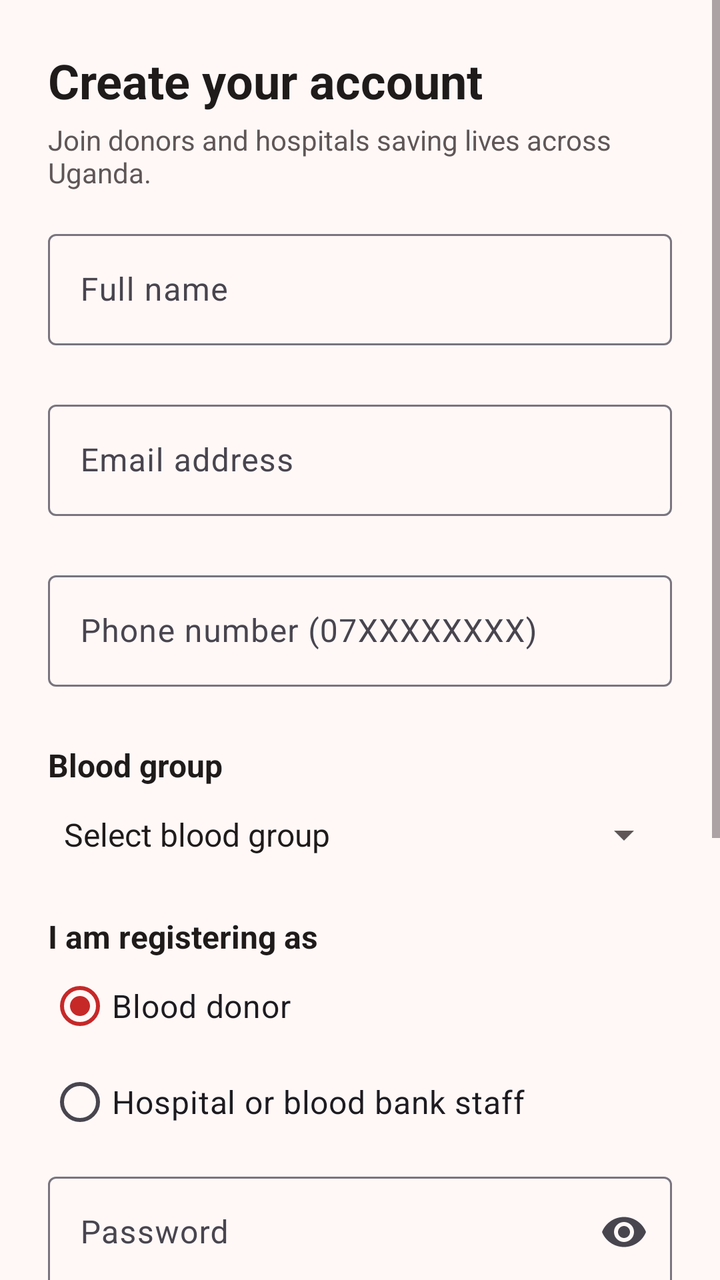
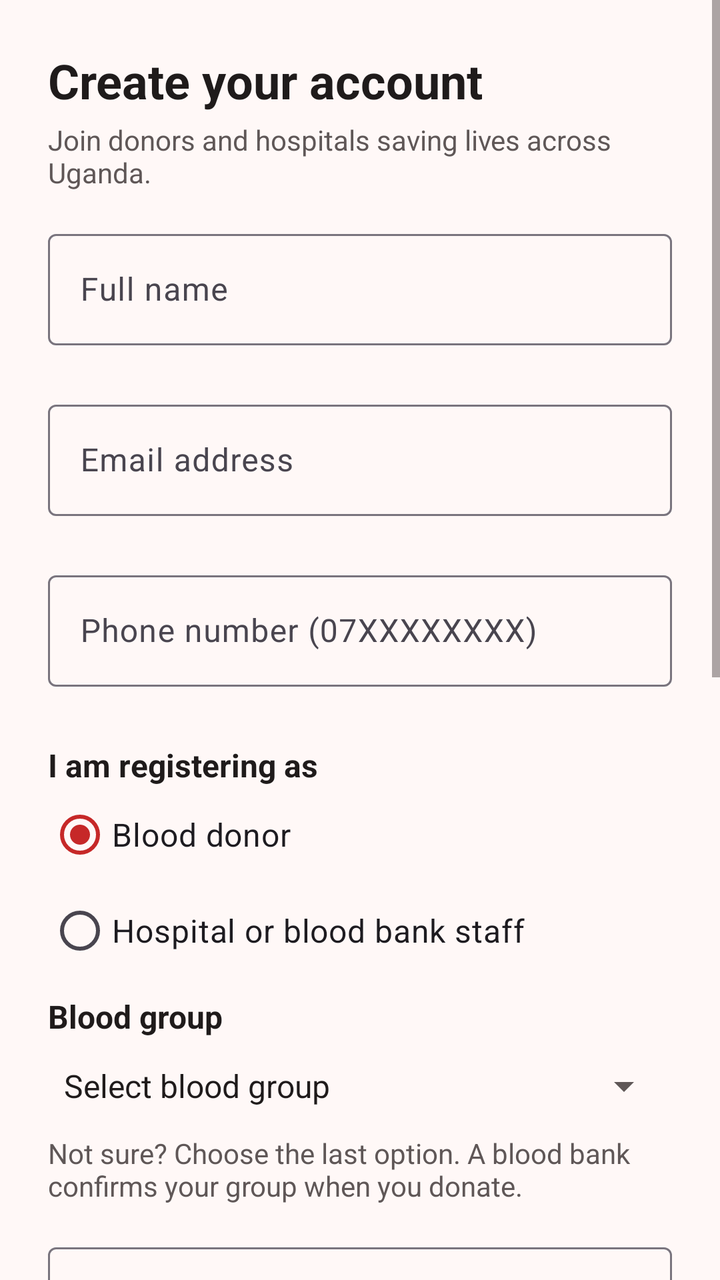

Two renders of the same Android screen: before a commit and after it. Below are the layout's source before the change and the commit's diff.
<!-- AndroidManifest.xml: application theme Theme.LifeLink -->
<!-- res/layout/activity_register.xml -->
<?xml version="1.0" encoding="utf-8"?>
<ScrollView xmlns:android="http://schemas.android.com/apk/res/android"
    xmlns:app="http://schemas.android.com/apk/res-auto"
    android:layout_width="match_parent"
    android:layout_height="match_parent"
    android:background="@color/background"
    android:fillViewport="true"
    android:fitsSystemWindows="true">

    <androidx.constraintlayout.widget.ConstraintLayout
        android:layout_width="match_parent"
        android:layout_height="wrap_content">

        <LinearLayout
            android:id="@+id/formColumn"
            android:layout_width="0dp"
            android:layout_height="wrap_content"
            android:orientation="vertical"
            android:padding="@dimen/space_l"
            app:layout_constraintEnd_toEndOf="parent"
            app:layout_constraintStart_toStartOf="parent"
            app:layout_constraintTop_toTopOf="parent"
            app:layout_constraintWidth_max="@dimen/form_max_width">

            <TextView
                android:id="@+id/tvRegisterHeading"
                style="@style/LL.Text.Headline"
                android:layout_width="match_parent"
                android:layout_height="wrap_content"
                android:text="@string/register_heading" />

            <TextView
                android:id="@+id/tvRegisterSubheading"
                style="@style/LL.Text.Caption"
                android:layout_width="match_parent"
                android:layout_height="wrap_content"
                android:layout_marginTop="@dimen/space_xs"
                android:layout_marginBottom="@dimen/space_m"
                android:text="@string/register_subheading" />

            <com.google.android.material.textfield.TextInputLayout
                android:id="@+id/layoutName"
                style="@style/Widget.Material3.TextInputLayout.OutlinedBox"
                android:layout_width="match_parent"
                android:layout_height="wrap_content"
                android:hint="@string/hint_full_name"
                app:errorEnabled="true">

                <com.google.android.material.textfield.TextInputEditText
                    android:id="@+id/txtName"
                    android:layout_width="match_parent"
                    android:layout_height="wrap_content"
                    android:autofillHints="name"
                    android:imeOptions="actionNext"
                    android:inputType="textPersonName|textCapWords"
                    android:maxLines="1" />
            </com.google.android.material.textfield.TextInputLayout>

            <com.google.android.material.textfield.TextInputLayout
                android:id="@+id/layoutEmail"
                style="@style/Widget.Material3.TextInputLayout.OutlinedBox"
                android:layout_width="match_parent"
                android:layout_height="wrap_content"
                android:layout_marginTop="@dimen/space_xs"
                android:hint="@string/hint_email"
                app:errorEnabled="true">

                <com.google.android.material.textfield.TextInputEditText
                    android:id="@+id/txtEmail"
                    android:layout_width="match_parent"
                    android:layout_height="wrap_content"
                    android:autofillHints="emailAddress"
                    android:imeOptions="actionNext"
                    android:inputType="textEmailAddress"
                    android:maxLines="1" />
            </com.google.android.material.textfield.TextInputLayout>

            <com.google.android.material.textfield.TextInputLayout
                android:id="@+id/layoutPhone"
                style="@style/Widget.Material3.TextInputLayout.OutlinedBox"
                android:layout_width="match_parent"
                android:layout_height="wrap_content"
                android:layout_marginTop="@dimen/space_xs"
                android:hint="@string/hint_phone"
                app:errorEnabled="true">

                <com.google.android.material.textfield.TextInputEditText
                    android:id="@+id/txtPhone"
                    android:layout_width="match_parent"
                    android:layout_height="wrap_content"
                    android:autofillHints="phoneNational"
                    android:imeOptions="actionNext"
                    android:inputType="phone"
                    android:maxLines="1" />
            </com.google.android.material.textfield.TextInputLayout>

            <TextView
                android:id="@+id/tvBloodGroupLabel"
                style="@style/LL.Text.Body"
                android:layout_width="match_parent"
                android:layout_height="wrap_content"
                android:layout_marginTop="@dimen/space_s"
                android:labelFor="@+id/spinBloodGroup"
                android:text="@string/label_blood_group"
                android:textStyle="bold" />

            <Spinner
                android:id="@+id/spinBloodGroup"
                android:layout_width="match_parent"
                android:layout_height="wrap_content"
                android:entries="@array/blood_groups"
                android:minHeight="@dimen/touch_target" />

            <TextView
                android:id="@+id/tvBloodGroupError"
                style="@style/LL.Text.Error"
                android:layout_width="match_parent"
                android:layout_height="wrap_content"
                android:text="@string/error_blood_group_required"
                android:visibility="gone" />

            <TextView
                android:id="@+id/tvRoleLabel"
                style="@style/LL.Text.Body"
                android:layout_width="match_parent"
                android:layout_height="wrap_content"
                android:layout_marginTop="@dimen/space_m"
                android:labelFor="@+id/rgRole"
                android:text="@string/label_role"
                android:textStyle="bold" />

            <RadioGroup
                android:id="@+id/rgRole"
                android:layout_width="match_parent"
                android:layout_height="wrap_content"
                android:orientation="vertical">

                <RadioButton
                    android:id="@+id/rbDonor"
                    android:layout_width="match_parent"
                    android:layout_height="wrap_content"
                    android:checked="true"
                    android:minHeight="@dimen/touch_target"
                    android:text="@string/role_donor"
                    android:textSize="@dimen/text_body" />

                <RadioButton
                    android:id="@+id/rbHospital"
                    android:layout_width="match_parent"
                    android:layout_height="wrap_content"
                    android:minHeight="@dimen/touch_target"
                    android:text="@string/role_hospital"
                    android:textSize="@dimen/text_body" />
            </RadioGroup>

            <com.google.android.material.textfield.TextInputLayout
                android:id="@+id/layoutPassword"
                style="@style/Widget.Material3.TextInputLayout.OutlinedBox"
                android:layout_width="match_parent"
                android:layout_height="wrap_content"
                android:layout_marginTop="@dimen/space_s"
                android:hint="@string/hint_password"
                app:endIconMode="password_toggle"
                app:errorEnabled="true">

                <com.google.android.material.textfield.TextInputEditText
                    android:id="@+id/txtPassword"
                    android:layout_width="match_parent"
                    android:layout_height="wrap_content"
                    android:autofillHints="newPassword"
                    android:imeOptions="actionNext"
                    android:inputType="textPassword"
                    android:maxLines="1" />
            </com.google.android.material.textfield.TextInputLayout>

            <com.google.android.material.textfield.TextInputLayout
                android:id="@+id/layoutConfirm"
                style="@style/Widget.Material3.TextInputLayout.OutlinedBox"
                android:layout_width="match_parent"
                android:layout_height="wrap_content"
                android:layout_marginTop="@dimen/space_xs"
                android:hint="@string/hint_confirm_password"
                app:endIconMode="password_toggle"
                app:errorEnabled="true">

                <com.google.android.material.textfield.TextInputEditText
                    android:id="@+id/txtConfirm"
                    android:layout_width="match_parent"
                    android:layout_height="wrap_content"
                    android:autofillHints="newPassword"
                    android:imeOptions="actionDone"
                    android:inputType="textPassword"
                    android:maxLines="1" />
            </com.google.android.material.textfield.TextInputLayout>

            <CheckBox
                android:id="@+id/chkConsent"
                android:layout_width="match_parent"
                android:layout_height="wrap_content"
                android:layout_marginTop="@dimen/space_s"
                android:minHeight="@dimen/touch_target"
                android:text="@string/consent_text"
                android:textSize="@dimen/text_caption" />

            <TextView
                android:id="@+id/tvConsentError"
                style="@style/LL.Text.Error"
                android:layout_width="match_parent"
                android:layout_height="wrap_content"
                android:text="@string/error_consent_required"
                android:visibility="gone" />

            <Button
                android:id="@+id/btnRegister"
                android:layout_width="match_parent"
                android:layout_height="@dimen/button_height"
                android:layout_marginTop="@dimen/space_m"
                android:text="@string/action_register"
                android:textSize="@dimen/text_body" />

            <TextView
                android:id="@+id/tvLoginLink"
                style="@style/LL.Text.Body"
                android:layout_width="match_parent"
                android:layout_height="wrap_content"
                android:layout_marginTop="@dimen/space_s"
                android:background="?attr/selectableItemBackground"
                android:clickable="true"
                android:focusable="true"
                android:gravity="center"
                android:minHeight="@dimen/touch_target"
                android:text="@string/link_login"
                android:textColor="@color/brand_primary"
                android:textStyle="bold" />
        </LinearLayout>
    </androidx.constraintlayout.widget.ConstraintLayout>
</ScrollView>
<!-- resources referenced by this layout -->
<resources>
  <string-array name="blood_groups">
          <item>Select blood group</item>
          <item>A+</item>
          <item>A-</item>
          <item>B+</item>
          <item>B-</item>
          <item>AB+</item>
          <item>AB-</item>
          <item>O+</item>
          <item>O-</item>
      </string-array>
  <color name="background">#FFF8F7</color>
  <color name="brand_primary">#C62828</color>
  <dimen name="button_height">56dp</dimen>
  <dimen name="form_max_width">560dp</dimen>
  <dimen name="space_l">24dp</dimen>
  <dimen name="space_m">16dp</dimen>
  <dimen name="space_s">8dp</dimen>
  <dimen name="space_xs">4dp</dimen>
  <dimen name="text_body">16sp</dimen>
  <dimen name="text_caption">14sp</dimen>
  <dimen name="touch_target">48dp</dimen>
  <string name="action_register">Create account</string>
  <string name="consent_text">I agree that LifeLink may store my details to match me with blood requests, as described under the Data Protection and Privacy Act, 2019.</string>
  <string name="error_blood_group_required">Choose your blood group.</string>
  <string name="error_consent_required">You must agree before creating an account.</string>
  <string name="hint_confirm_password">Confirm password</string>
  <string name="hint_email">Email address</string>
  <string name="hint_full_name">Full name</string>
  <string name="hint_password">Password</string>
  <string name="hint_phone">Phone number (07XXXXXXXX)</string>
  <string name="label_blood_group">Blood group</string>
  <string name="label_role">I am registering as</string>
  <string name="link_login">Already registered? Log in</string>
  <string name="register_heading">Create your account</string>
  <string name="register_subheading">Join donors and hospitals saving lives across Uganda.</string>
  <string name="role_donor">Blood donor</string>
  <string name="role_hospital">Hospital or blood bank staff</string>
  <style name="LL.Text.Body">
          <item name="android:textSize">@dimen/text_body</item>
          <item name="android:textColor">@color/text_primary</item>
      </style>
  <style name="LL.Text.Caption">
          <item name="android:textSize">@dimen/text_caption</item>
          <item name="android:textColor">@color/text_secondary</item>
      </style>
  <style name="LL.Text.Error">
          <item name="android:textSize">@dimen/text_caption</item>
          <item name="android:textColor">@color/status_error</item>
      </style>
  <style name="LL.Text.Headline">
          <item name="android:textSize">@dimen/text_headline</item>
          <item name="android:textColor">@color/text_primary</item>
          <item name="android:textStyle">bold</item>
      </style>
  <color name="text_primary">#1F1B1B</color>
  <color name="text_secondary">#5F5757</color>
  <color name="status_error">#B3261E</color>
  <dimen name="text_headline">24sp</dimen>
  <color name="brand_on_primary">#FFFFFF</color>
  <color name="brand_secondary">#00695C</color>
  <color name="surface">#FFFFFF</color>
  <!-- unchanged entries left out for length: 1 -->
</resources>

<!-- the commit's change to res/layout/activity_register.xml (unified diff, before → after) -->
@@ -95,36 +95,11 @@
             </com.google.android.material.textfield.TextInputLayout>
 
             <TextView
-                android:id="@+id/tvBloodGroupLabel"
-                style="@style/LL.Text.Body"
-                android:layout_width="match_parent"
-                android:layout_height="wrap_content"
-                android:layout_marginTop="@dimen/space_s"
-                android:labelFor="@+id/spinBloodGroup"
-                android:text="@string/label_blood_group"
-                android:textStyle="bold" />
-
-            <Spinner
-                android:id="@+id/spinBloodGroup"
-                android:layout_width="match_parent"
-                android:layout_height="wrap_content"
-                android:entries="@array/blood_groups"
-                android:minHeight="@dimen/touch_target" />
-
-            <TextView
-                android:id="@+id/tvBloodGroupError"
-                style="@style/LL.Text.Error"
-                android:layout_width="match_parent"
-                android:layout_height="wrap_content"
-                android:text="@string/error_blood_group_required"
-                android:visibility="gone" />
-
-            <TextView
                 android:id="@+id/tvRoleLabel"
                 style="@style/LL.Text.Body"
                 android:layout_width="match_parent"
                 android:layout_height="wrap_content"
-                android:layout_marginTop="@dimen/space_m"
+                android:layout_marginTop="@dimen/space_s"
                 android:labelFor="@+id/rgRole"
                 android:text="@string/label_role"
                 android:textStyle="bold" />
@@ -153,12 +128,52 @@
                     android:textSize="@dimen/text_body" />
             </RadioGroup>
 
+            <LinearLayout
+                android:id="@+id/groupBloodGroup"
+                android:layout_width="match_parent"
+                android:layout_height="wrap_content"
+                android:orientation="vertical">
+
+                <TextView
+                    android:id="@+id/tvBloodGroupLabel"
+                    style="@style/LL.Text.Body"
+                    android:layout_width="match_parent"
+                    android:layout_height="wrap_content"
+                    android:layout_marginTop="@dimen/space_s"
+                    android:labelFor="@+id/spinBloodGroup"
+                    android:text="@string/label_blood_group"
+                    android:textStyle="bold" />
+
+                <Spinner
+                    android:id="@+id/spinBloodGroup"
+                    android:layout_width="match_parent"
+                    android:layout_height="wrap_content"
+                    android:entries="@array/blood_groups"
+                    android:minHeight="@dimen/touch_target" />
+
+                <TextView
+                    android:id="@+id/tvBloodGroupHelp"
+                    style="@style/LL.Text.Caption"
+                    android:layout_width="match_parent"
+                    android:layout_height="wrap_content"
+                    android:text="@string/help_blood_group_unknown" />
+
+                <TextView
+                    android:id="@+id/tvBloodGroupError"
+                    style="@style/LL.Text.Error"
+                    android:layout_width="match_parent"
+                    android:layout_height="wrap_content"
+                    android:layout_marginTop="@dimen/space_xs"
+                    android:text="@string/error_blood_group_required"
+                    android:visibility="gone" />
+            </LinearLayout>
+
             <com.google.android.material.textfield.TextInputLayout
                 android:id="@+id/layoutPassword"
                 style="@style/Widget.Material3.TextInputLayout.OutlinedBox"
                 android:layout_width="match_parent"
                 android:layout_height="wrap_content"
-                android:layout_marginTop="@dimen/space_s"
+                android:layout_marginTop="@dimen/space_m"
                 android:hint="@string/hint_password"
                 app:endIconMode="password_toggle"
                 app:errorEnabled="true">
@@ -188,8 +203,55 @@
                     android:layout_width="match_parent"
                     android:layout_height="wrap_content"
                     android:autofillHints="newPassword"
+                    android:imeOptions="actionNext"
+                    android:inputType="textPassword"
+                    android:maxLines="1" />
+            </com.google.android.material.textfield.TextInputLayout>
+
+            <TextView
+                android:id="@+id/tvSecurityQuestionLabel"
+                style="@style/LL.Text.Body"
+                android:layout_width="match_parent"
+                android:layout_height="wrap_content"
+                android:layout_marginTop="@dimen/space_s"
+                android:labelFor="@+id/spinSecurityQuestion"
+                android:text="@string/label_security_question"
+                android:textStyle="bold" />
+
+            <Spinner
+                android:id="@+id/spinSecurityQuestion"
+                android:layout_width="match_parent"
+                android:layout_height="wrap_content"
+                android:entries="@array/security_questions"
+                android:minHeight="@dimen/touch_target" />
+
+            <TextView
+                android:id="@+id/tvSecurityQuestionError"
+                style="@style/LL.Text.Error"
+                android:layout_width="match_parent"
+                android:layout_height="wrap_content"
+                android:layout_marginBottom="@dimen/space_xs"
+                android:text="@string/error_security_question_required"
+                android:visibility="gone" />
+
+            <com.google.android.material.textfield.TextInputLayout
+                android:id="@+id/layoutSecurityAnswer"
+                style="@style/Widget.Material3.TextInputLayout.OutlinedBox"
+                android:layout_width="match_parent"
+                android:layout_height="wrap_content"
+                android:layout_marginTop="@dimen/space_xs"
+                android:hint="@string/hint_security_answer"
+                app:errorEnabled="true"
+                app:helperText="@string/help_security_answer"
+                app:helperTextEnabled="true">
+
+                <com.google.android.material.textfield.TextInputEditText
+                    android:id="@+id/txtSecurityAnswer"
+                    android:layout_width="match_parent"
+                    android:layout_height="wrap_content"
                     android:imeOptions="actionDone"
-                    android:inputType="textPassword"
+                    android:inputType="text|textCapSentences"
+                    android:maxLength="60"
                     android:maxLines="1" />
             </com.google.android.material.textfield.TextInputLayout>
 
<!-- resource entries referenced after the edit -->
@@ -10,6 +10,14 @@
           <item>AB-</item>
           <item>O+</item>
           <item>O-</item>
+          <item>I do not know my blood group</item>
+      </string-array>
+  <string-array name="security_questions">
+          <item>Select a security question</item>
+          <item>What was the name of your primary school?</item>
+          <item>In which town or village were you born?</item>
+          <item>What was your childhood nickname?</item>
+          <item>What is the name of your favourite teacher?</item>
       </string-array>
   <color name="background">#FFF8F7</color>
   <color name="brand_primary">#C62828</color>
@@ -24,15 +32,20 @@
   <dimen name="touch_target">48dp</dimen>
   <string name="action_register">Create account</string>
   <string name="consent_text">I agree that LifeLink may store my details to match me with blood requests, as described under the Data Protection and Privacy Act, 2019.</string>
-  <string name="error_blood_group_required">Choose your blood group.</string>
+  <string name="error_blood_group_required">Choose your blood group, or the option for not knowing it.</string>
   <string name="error_consent_required">You must agree before creating an account.</string>
+  <string name="error_security_question_required">Choose a security question.</string>
+  <string name="help_blood_group_unknown">Not sure? Choose the last option. A blood bank confirms your group when you donate.</string>
+  <string name="help_security_answer">Choose an answer only you would know. It is stored securely and is not case sensitive.</string>
   <string name="hint_confirm_password">Confirm password</string>
   <string name="hint_email">Email address</string>
   <string name="hint_full_name">Full name</string>
   <string name="hint_password">Password</string>
   <string name="hint_phone">Phone number (07XXXXXXXX)</string>
+  <string name="hint_security_answer">Your answer</string>
   <string name="label_blood_group">Blood group</string>
   <string name="label_role">I am registering as</string>
+  <string name="label_security_question">Security question (used if you forget your password)</string>
   <string name="link_login">Already registered? Log in</string>
   <string name="register_heading">Create your account</string>
   <string name="register_subheading">Join donors and hospitals saving lives across Uganda.</string>
